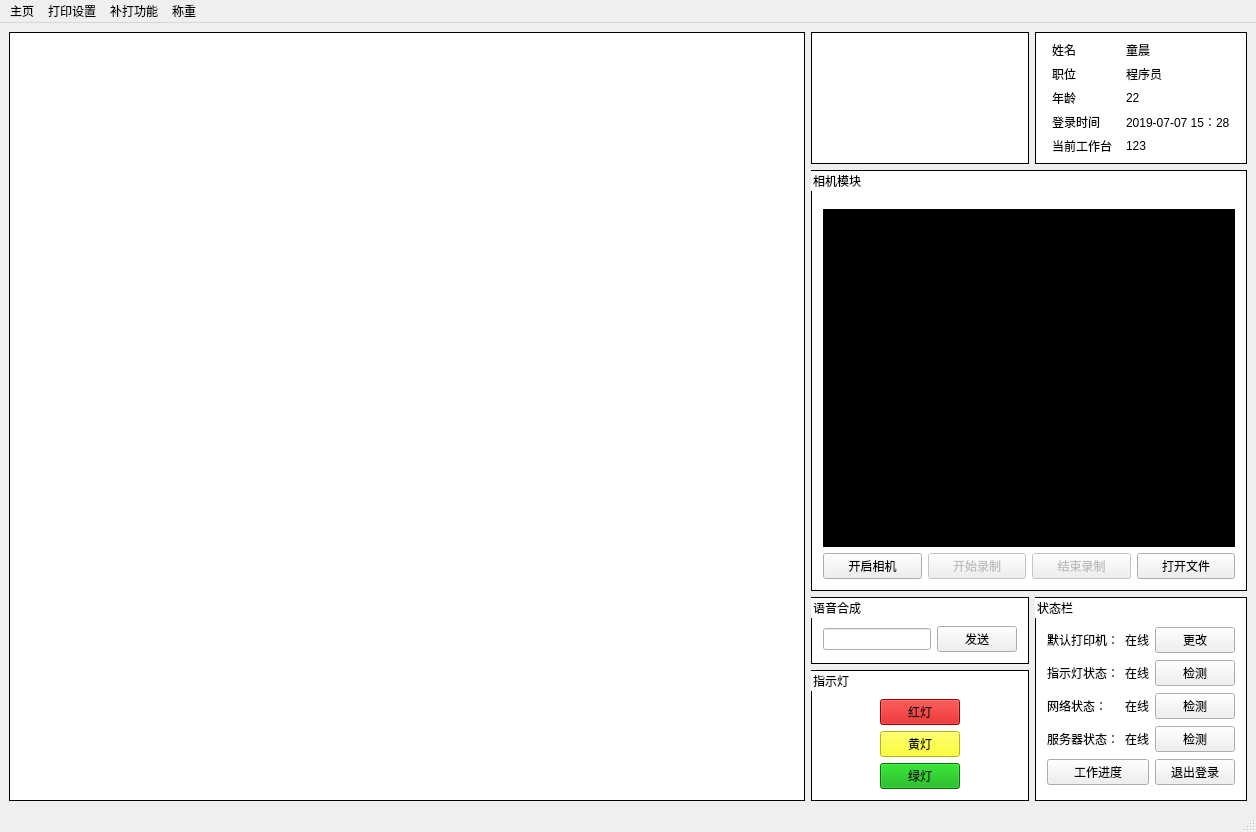
First picture: the form in view/mainwindowUI.ui, repository ivan1997mxd/PCproject, before the edit.
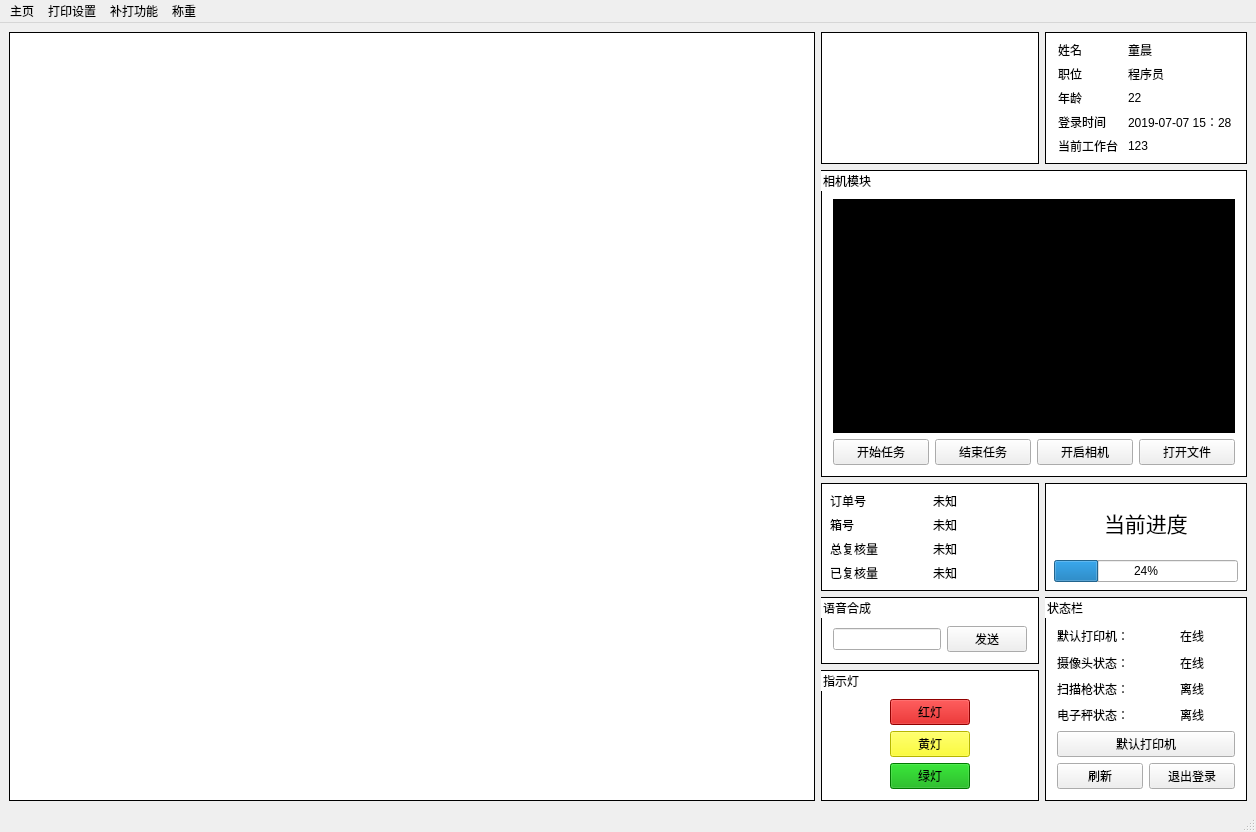
Second picture: the form after the edit. Icons and pictures are not drawn.

Diff of the .ui file:
```diff
--- a/view/mainwindowUI.ui
+++ b/view/mainwindowUI.ui
@@ -23,6 +23,11 @@
 border:1px solid #000;
 font:transparent
 }
+#process{
+background:#fff;
+border:1px solid #000;
+font:transparent
+}
 #photo{
 background:#fff;
 border:1px solid #000;
@@ -43,6 +48,10 @@
 background:#fff;
 border:1px solid #000;
 }
+#orderInfo{
+background:#fff;
+border:1px solid #000;
+}
 #printer{
 background:#fff;
 border:1px solid #000;
@@ -75,8 +84,8 @@
   </property>
   <widget class="QWidget" name="centralwidget">
    <layout class="QGridLayout" name="gridLayout">
-    <item row="5" column="7" rowspan="2">
-     <widget class="QGroupBox" name="status">
+    <item row="1" column="6" rowspan="3" colspan="2">
+     <widget class="QGroupBox" name="videoWindow">
       <property name="sizePolicy">
        <sizepolicy hsizetype="Preferred" vsizetype="Preferred">
         <horstretch>0</horstretch>
@@ -87,128 +96,47 @@
        <string notr="true"/>
       </property>
       <property name="title">
-       <string>状态栏</string>
+       <string>相机模块</string>
       </property>
-      <layout class="QGridLayout" name="gridLayout_2">
-       <item row="0" column="1">
-        <widget class="QLabel" name="printerStatus">
-         <property name="sizePolicy">
-          <sizepolicy hsizetype="Fixed" vsizetype="Preferred">
-           <horstretch>0</horstretch>
-           <verstretch>0</verstretch>
-          </sizepolicy>
-         </property>
+      <layout class="QGridLayout" name="gridLayout_3">
+       <item row="1" column="3">
+        <widget class="QPushButton" name="open">
          <property name="text">
-          <string>在线</string>
-         </property>
-        </widget>
-       </item>
-       <item row="2" column="0">
-        <widget class="QLabel" name="internetLabel">
-         <property name="text">
-          <string>网络状态：</string>
-         </property>
-        </widget>
-       </item>
-       <item row="3" column="1">
-        <widget class="QLabel" name="serverStatus">
-         <property name="sizePolicy">
-          <sizepolicy hsizetype="Fixed" vsizetype="Preferred">
-           <horstretch>0</horstretch>
-           <verstretch>0</verstretch>
-          </sizepolicy>
-         </property>
-         <property name="text">
-          <string>在线</string>
-         </property>
-        </widget>
-       </item>
-       <item row="0" column="0">
-        <widget class="QLabel" name="printerLabel">
-         <property name="text">
-          <string>默认打印机：</string>
-         </property>
-        </widget>
-       </item>
-       <item row="1" column="1">
-        <widget class="QLabel" name="lightStatus">
-         <property name="sizePolicy">
-          <sizepolicy hsizetype="Fixed" vsizetype="Preferred">
-           <horstretch>0</horstretch>
-           <verstretch>0</verstretch>
-          </sizepolicy>
-         </property>
-         <property name="text">
-          <string>在线</string>
-         </property>
-        </widget>
-       </item>
-       <item row="2" column="1">
-        <widget class="QLabel" name="internetStatus">
-         <property name="sizePolicy">
-          <sizepolicy hsizetype="Fixed" vsizetype="Preferred">
-           <horstretch>0</horstretch>
-           <verstretch>0</verstretch>
-          </sizepolicy>
-         </property>
-         <property name="text">
-          <string>在线</string>
-         </property>
-        </widget>
-       </item>
-       <item row="3" column="0">
-        <widget class="QLabel" name="Label">
-         <property name="text">
-          <string>服务器状态：</string>
-         </property>
-        </widget>
-       </item>
-       <item row="1" column="0">
-        <widget class="QLabel" name="lightsLabel">
-         <property name="text">
-          <string>指示灯状态：</string>
+          <string>打开文件</string>
          </property>
         </widget>
        </item>
        <item row="1" column="2">
-        <widget class="QPushButton" name="lightTest">
+        <widget class="QPushButton" name="live">
          <property name="text">
-          <string>检测</string>
+          <string>开启相机</string>
          </property>
         </widget>
        </item>
-       <item row="0" column="2">
-        <widget class="QPushButton" name="printerTest">
+       <item row="1" column="0">
+        <widget class="QPushButton" name="startM">
          <property name="text">
-          <string>更改</string>
+          <string>开始任务</string>
          </property>
         </widget>
        </item>
-       <item row="3" column="2">
-        <widget class="QPushButton" name="serverTest">
+       <item row="1" column="1">
+        <widget class="QPushButton" name="endM">
          <property name="text">
-          <string>检测</string>
+          <string>结束任务</string>
          </property>
         </widget>
        </item>
-       <item row="2" column="2">
-        <widget class="QPushButton" name="internetTest">
-         <property name="text">
-          <string>检测</string>
+       <item row="0" column="0" colspan="4">
+        <widget class="QLabel" name="video">
+         <property name="sizePolicy">
+          <sizepolicy hsizetype="Minimum" vsizetype="Minimum">
+           <horstretch>0</horstretch>
+           <verstretch>0</verstretch>
+          </sizepolicy>
          </property>
-        </widget>
-       </item>
-       <item row="4" column="2">
-        <widget class="QPushButton" name="logout">
          <property name="text">
-          <string>退出登录</string>
-         </property>
-        </widget>
-       </item>
-       <item row="4" column="0" colspan="2">
-        <widget class="QPushButton" name="process">
-         <property name="text">
-          <string>工作进度</string>
+          <string/>
          </property>
         </widget>
        </item>
@@ -316,8 +244,8 @@
       </layout>
      </widget>
     </item>
-    <item row="1" column="6" rowspan="4" colspan="2">
-     <widget class="QGroupBox" name="videoWindow">
+    <item row="5" column="7" rowspan="2">
+     <widget class="QGroupBox" name="status">
       <property name="sizePolicy">
        <sizepolicy hsizetype="Preferred" vsizetype="Preferred">
         <horstretch>0</horstretch>
@@ -325,69 +253,119 @@
        </sizepolicy>
       </property>
       <property name="title">
-       <string>相机模块</string>
+       <string>状态栏</string>
       </property>
-      <layout class="QGridLayout" name="gridLayout_3">
+      <layout class="QGridLayout" name="gridLayout_2">
        <item row="2" column="0">
-        <widget class="QPushButton" name="live">
+        <widget class="QLabel" name="cameraLabel">
          <property name="text">
-          <string>开启相机</string>
+          <string>摄像头状态：</string>
          </property>
         </widget>
        </item>
-       <item row="2" column="2">
-        <widget class="QPushButton" name="stop">
-         <property name="enabled">
-          <bool>false</bool>
+       <item row="1" column="0">
+        <widget class="QLabel" name="printerLabel">
+         <property name="text">
+          <string>默认打印机：</string>
          </property>
+        </widget>
+       </item>
+       <item row="3" column="0">
+        <widget class="QLabel" name="gunLabel">
          <property name="text">
-          <string>结束录制</string>
+          <string>扫描枪状态：</string>
          </property>
         </widget>
        </item>
-       <item row="2" column="3">
-        <widget class="QPushButton" name="open">
+       <item row="4" column="0">
+        <widget class="QLabel" name="scaleLabel">
          <property name="text">
-          <string>打开文件</string>
+          <string>电子秤状态：</string>
          </property>
         </widget>
        </item>
-       <item row="2" column="1">
-        <widget class="QPushButton" name="start">
-         <property name="enabled">
-          <bool>false</bool>
+       <item row="6" column="0">
+        <widget class="QPushButton" name="refresh">
+         <property name="sizePolicy">
+          <sizepolicy hsizetype="Preferred" vsizetype="Preferred">
+           <horstretch>0</horstretch>
+           <verstretch>0</verstretch>
+          </sizepolicy>
          </property>
          <property name="text">
-          <string>开始录制</string>
+          <string>刷新</string>
          </property>
         </widget>
        </item>
-       <item row="0" column="0">
-        <spacer name="verticalSpacer_2">
-         <property name="orientation">
-          <enum>Qt::Vertical</enum>
+       <item row="6" column="1">
+        <widget class="QPushButton" name="logout">
+         <property name="sizePolicy">
+          <sizepolicy hsizetype="Preferred" vsizetype="Preferred">
+           <horstretch>0</horstretch>
+           <verstretch>0</verstretch>
+          </sizepolicy>
          </property>
-         <property name="sizeType">
-          <enum>QSizePolicy::Fixed</enum>
+         <property name="text">
+          <string>退出登录</string>
          </property>
-         <property name="sizeHint" stdset="0">
-          <size>
-           <width>10</width>
-           <height>10</height>
-          </size>
+        </widget>
+       </item>
+       <item row="5" column="0" colspan="2">
+        <widget class="QPushButton" name="printerChange">
+         <property name="text">
+          <string>默认打印机</string>
          </property>
-        </spacer>
+        </widget>
        </item>
-       <item row="1" column="0" colspan="4">
-        <widget class="QLabel" name="video">
+       <item row="4" column="1" alignment="Qt::AlignHCenter">
+        <widget class="QLabel" name="scaleStatus">
          <property name="sizePolicy">
-          <sizepolicy hsizetype="Minimum" vsizetype="Minimum">
+          <sizepolicy hsizetype="Preferred" vsizetype="Preferred">
            <horstretch>0</horstretch>
            <verstretch>0</verstretch>
           </sizepolicy>
          </property>
          <property name="text">
-          <string/>
+          <string>离线</string>
+         </property>
+        </widget>
+       </item>
+       <item row="3" column="1" alignment="Qt::AlignHCenter">
+        <widget class="QLabel" name="gunStatus">
+         <property name="sizePolicy">
+          <sizepolicy hsizetype="Preferred" vsizetype="Preferred">
+           <horstretch>0</horstretch>
+           <verstretch>0</verstretch>
+          </sizepolicy>
+         </property>
+         <property name="text">
+          <string>离线</string>
+         </property>
+        </widget>
+       </item>
+       <item row="2" column="1" alignment="Qt::AlignHCenter">
+        <widget class="QLabel" name="cameraStatus">
+         <property name="sizePolicy">
+          <sizepolicy hsizetype="Preferred" vsizetype="Preferred">
+           <horstretch>0</horstretch>
+           <verstretch>0</verstretch>
+          </sizepolicy>
+         </property>
+         <property name="text">
+          <string>在线</string>
+         </property>
+        </widget>
+       </item>
+       <item row="1" column="1" alignment="Qt::AlignHCenter|Qt::AlignVCenter">
+        <widget class="QLabel" name="printerStatus">
+         <property name="sizePolicy">
+          <sizepolicy hsizetype="Preferred" vsizetype="Preferred">
+           <horstretch>0</horstretch>
+           <verstretch>0</verstretch>
+          </sizepolicy>
+         </property>
+         <property name="text">
+          <string>在线</string>
          </property>
         </widget>
        </item>
@@ -564,6 +542,99 @@
       </layout>
      </widget>
     </item>
+    <item row="4" column="6">
+     <widget class="QWidget" name="orderInfo" native="true">
+      <layout class="QGridLayout" name="gridLayout_4">
+       <item row="0" column="1">
+        <widget class="QLabel" name="orderkeyNum">
+         <property name="text">
+          <string>未知</string>
+         </property>
+        </widget>
+       </item>
+       <item row="1" column="1">
+        <widget class="QLabel" name="expresskeyNum">
+         <property name="text">
+          <string>未知</string>
+         </property>
+        </widget>
+       </item>
+       <item row="2" column="1">
+        <widget class="QLabel" name="totoalNum">
+         <property name="text">
+          <string>未知</string>
+         </property>
+        </widget>
+       </item>
+       <item row="0" column="0">
+        <widget class="QLabel" name="orderkeyLabel">
+         <property name="text">
+          <string>订单号</string>
+         </property>
+        </widget>
+       </item>
+       <item row="1" column="0">
+        <widget class="QLabel" name="expresskeyLabel">
+         <property name="text">
+          <string>箱号</string>
+         </property>
+        </widget>
+       </item>
+       <item row="2" column="0">
+        <widget class="QLabel" name="totalLabel">
+         <property name="text">
+          <string>总复核量</string>
+         </property>
+        </widget>
+       </item>
+       <item row="3" column="0">
+        <widget class="QLabel" name="doneLabel">
+         <property name="text">
+          <string>已复核量</string>
+         </property>
+        </widget>
+       </item>
+       <item row="3" column="1">
+        <widget class="QLabel" name="doneNum">
+         <property name="text">
+          <string>未知</string>
+         </property>
+        </widget>
+       </item>
+      </layout>
+     </widget>
+    </item>
+    <item row="4" column="7">
+     <widget class="QWidget" name="process" native="true">
+      <layout class="QGridLayout" name="gridLayout_6">
+       <item row="1" column="0">
+        <widget class="QProgressBar" name="progressBar">
+         <property name="sizePolicy">
+          <sizepolicy hsizetype="Preferred" vsizetype="Fixed">
+           <horstretch>0</horstretch>
+           <verstretch>0</verstretch>
+          </sizepolicy>
+         </property>
+         <property name="value">
+          <number>24</number>
+         </property>
+        </widget>
+       </item>
+       <item row="0" column="0" alignment="Qt::AlignHCenter">
+        <widget class="QLabel" name="processLabel">
+         <property name="font">
+          <font>
+           <pointsize>16</pointsize>
+          </font>
+         </property>
+         <property name="text">
+          <string>当前进度</string>
+         </property>
+        </widget>
+       </item>
+      </layout>
+     </widget>
+    </item>
    </layout>
   </widget>
   <widget class="QMenuBar" name="menubar">
```
Left out of the diff: 116 changed lines with no effect on the pictures.
